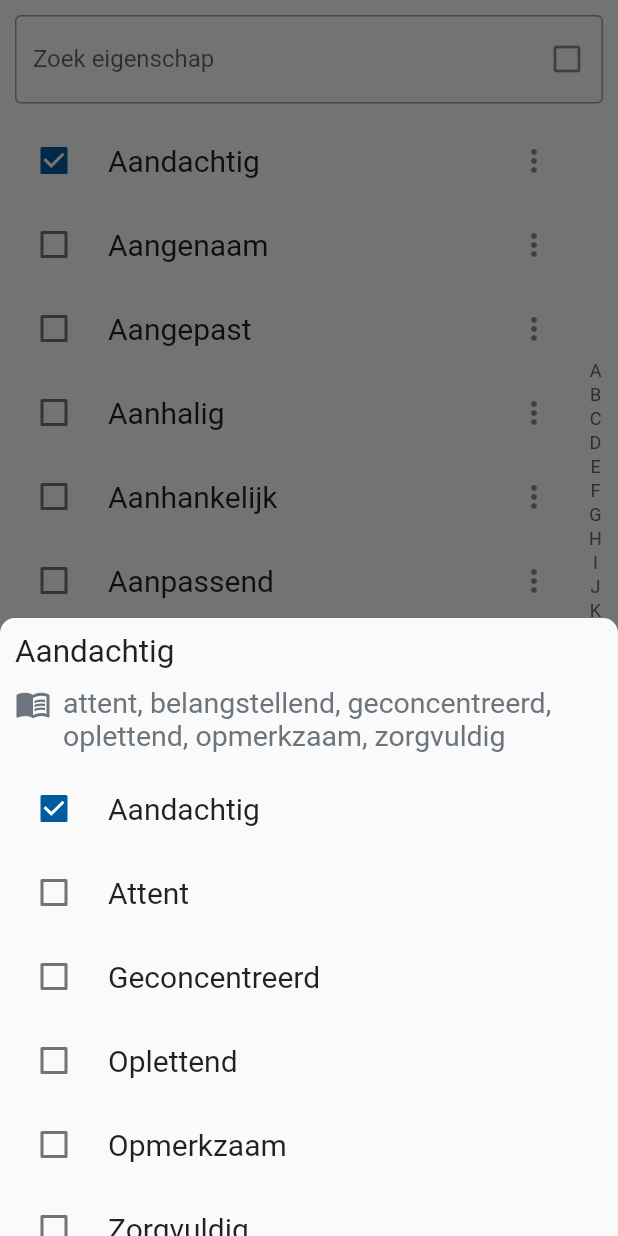
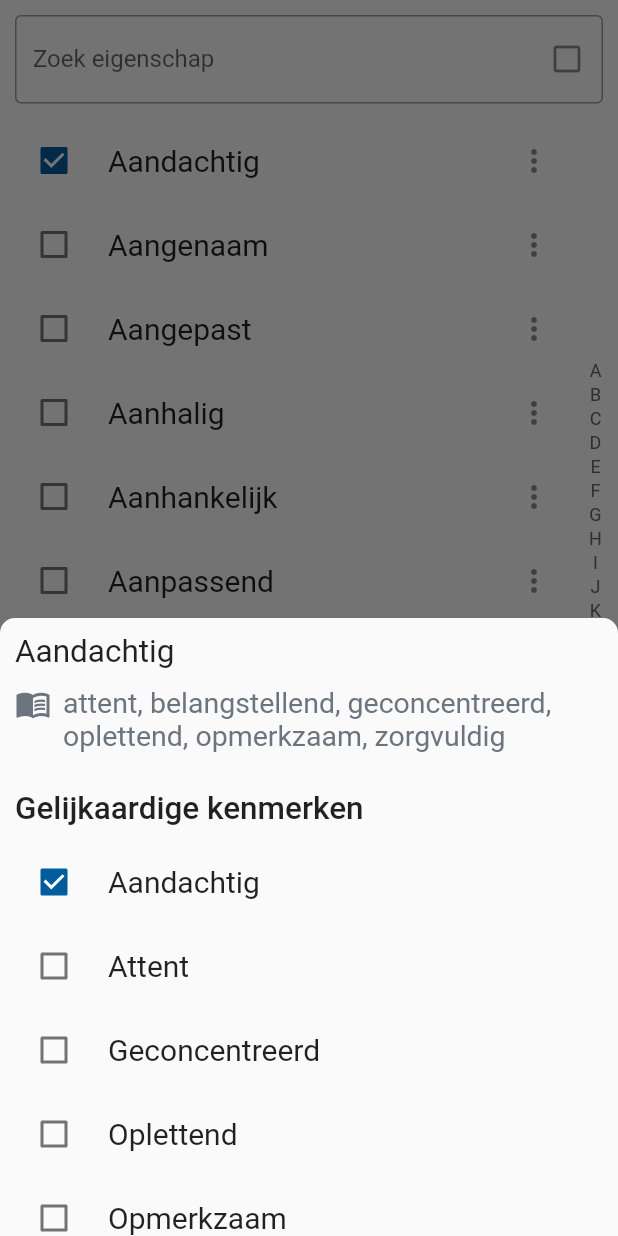
Before and after one commit to ScoutsGidsenVL/totem-app-2023, a Flutter app: the Eigenschappen screen opened directly, after a tap on "Aandachtig", after a tap on the "more vert" icon, on a phone screen of 412 x 824 dp. Run offline on Flutter 3.47's test engine with Material 2 defaults, Android fonts, the phone set to English and light mode, and no system bars; drawn by our look-alikes of azlistview; our stand-ins replace flutter_cache_manager, flutter_markdown, flutter_native_splash, flutter_speed_dial, share_plus, shared_preferences; accounts and stored records are empty; network calls fail.

Commit message:
Add header to trait card

```diff
--- a/lib/widgets/animal_card.dart
+++ b/lib/widgets/animal_card.dart
@@ -123,7 +123,8 @@ class _AnimalCardState extends State<AnimalCard> {
                               : Padding(
                                   padding:
                                       const EdgeInsets.only(top: 64, bottom: 8),
-                                  child: Text('Totems met dezelfde kenmerken',
+                                  child: Text(
+                                      'Totems met gelijkaardige kenmerken',
                                       style: Theme.of(context)
                                           .textTheme
                                           .bodyLarge)),
--- a/lib/widgets/trait_card.dart
+++ b/lib/widgets/trait_card.dart
@@ -48,6 +48,11 @@ class TraitCard extends StatelessWidget {
                   Padding(
                       padding: const EdgeInsets.all(10),
                       child: TraitsList(trait.synonyms, icon: Icons.menu_book)),
+                  Padding(
+                      padding: const EdgeInsets.only(
+                          top: 16, bottom: 8, left: 10, right: 10),
+                      child: Text('Gelijkaardige kenmerken',
+                          style: Theme.of(context).textTheme.bodyLarge)),
                   ...[...trait.synonyms, trait.name]
                       .sorted((a, b) => a.compareTo(b))
                       .expand((s) {
```
